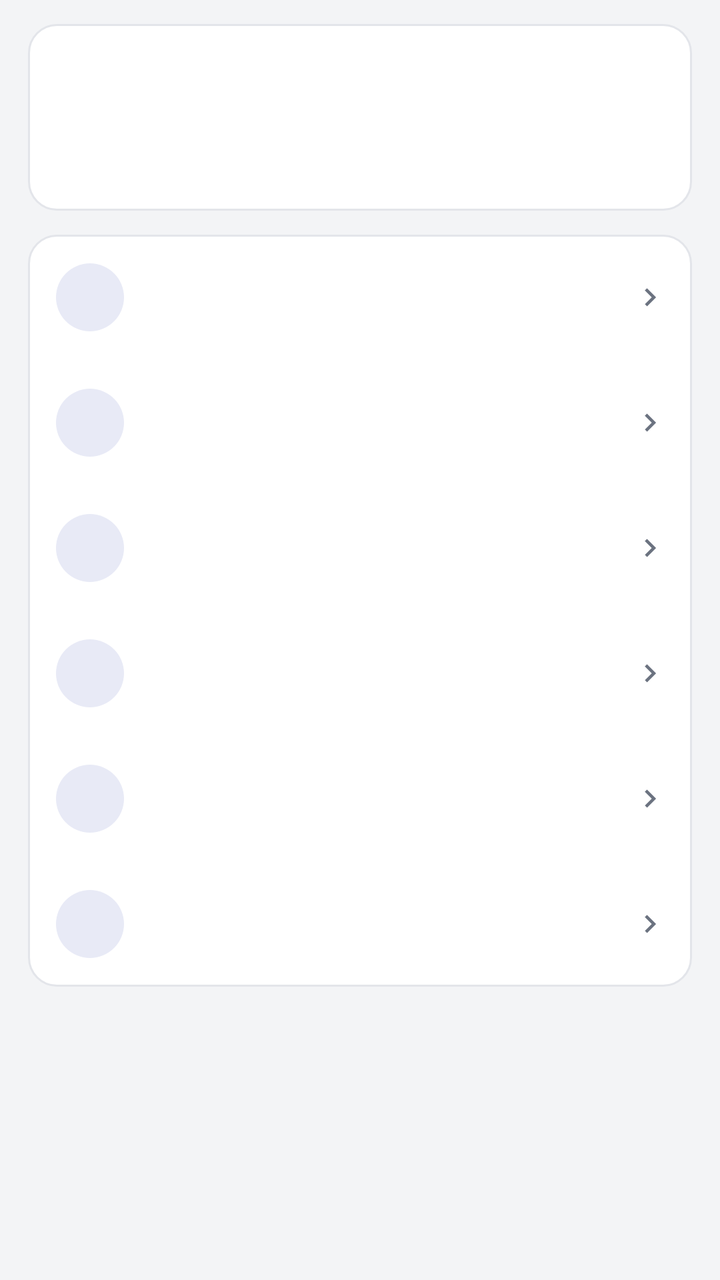
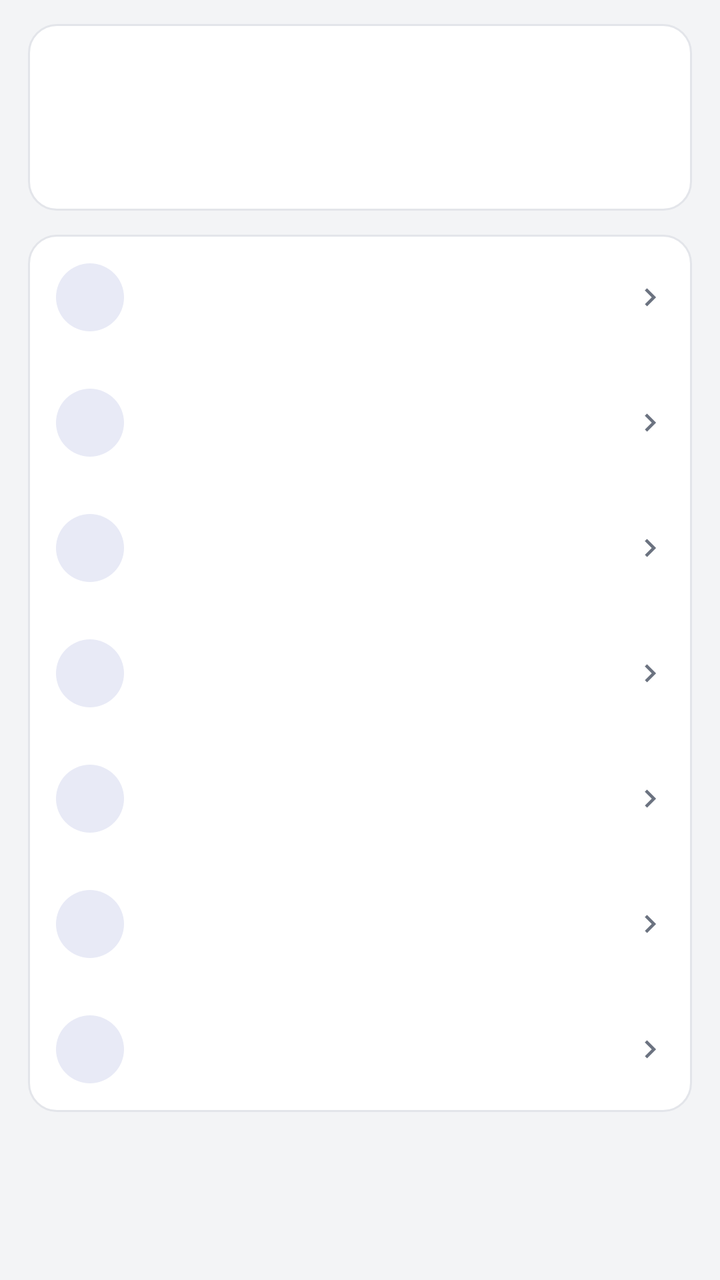

An Android layout rendered at two revisions. The XML below is the earlier revision; the diff shows what the commit changed to produce the second picture.
<!-- AndroidManifest.xml: activity theme AppTheme -->
<!-- res/layout/activity_version.xml -->
<?xml version="1.0" encoding="utf-8"?>
<LinearLayout xmlns:android="http://schemas.android.com/apk/res/android"
    android:id="@+id/root"
    android:layout_width="match_parent"
    android:layout_height="match_parent"
    android:orientation="vertical"
    android:background="@color/bg">

    <ScrollView
        android:layout_width="match_parent"
        android:layout_height="0dp"
        android:layout_weight="1">

        <LinearLayout
            android:layout_width="match_parent"
            android:layout_height="wrap_content"
            android:orientation="vertical"
            android:paddingTop="12dp"
            android:paddingBottom="16dp">

            
            <LinearLayout
                android:id="@+id/version_card"
                android:layout_width="match_parent"
                android:layout_height="wrap_content"
                android:layout_marginStart="14dp"
                android:layout_marginEnd="14dp"
                android:orientation="vertical"
                android:background="@drawable/card_bg"
                android:clickable="true"
                android:focusable="false"
                android:paddingStart="16dp"
                android:paddingEnd="16dp"
                android:paddingTop="14dp"
                android:paddingBottom="14dp">

                <TextView
                    android:id="@+id/version_title"
                    android:layout_width="match_parent"
                    android:layout_height="wrap_content"
                    android:ellipsize="end"
                    android:maxLines="2"
                    android:textColor="@color/fg"
                    android:textSize="17sp"
                    android:textStyle="bold" />

                <TextView
                    android:id="@+id/version_sub"
                    android:layout_width="match_parent"
                    android:layout_height="wrap_content"
                    android:layout_marginTop="4dp"
                    android:lineSpacingExtra="2dp"
                    android:textColor="@color/fg_muted"
                    android:textSize="12sp" />

                <TextView
                    android:id="@+id/version_slot"
                    android:layout_width="match_parent"
                    android:layout_height="wrap_content"
                    android:layout_marginTop="6dp"
                    android:textColor="@color/accent"
                    android:textSize="12sp" />
            </LinearLayout>

            
            <LinearLayout
                android:layout_width="match_parent"
                android:layout_height="wrap_content"
                android:layout_marginStart="14dp"
                android:layout_marginEnd="14dp"
                android:layout_marginTop="12dp"
                android:orientation="vertical"
                android:background="@drawable/card_bg">

                <include
                    android:id="@+id/row_ver_detail"
                    layout="@layout/row_action"
                    android:layout_width="match_parent"
                    android:layout_height="wrap_content" />

                <include
                    android:id="@+id/row_ver_slot"
                    layout="@layout/row_action"
                    android:layout_width="match_parent"
                    android:layout_height="wrap_content" />

                <include
                    android:id="@+id/row_ver_clone"
                    layout="@layout/row_action"
                    android:layout_width="match_parent"
                    android:layout_height="wrap_content" />

                <include
                    android:id="@+id/row_ver_rename"
                    layout="@layout/row_action"
                    android:layout_width="match_parent"
                    android:layout_height="wrap_content" />

                <include
                    android:id="@+id/row_ver_res"
                    layout="@layout/row_action"
                    android:layout_width="match_parent"
                    android:layout_height="wrap_content" />

                <include
                    android:id="@+id/row_ver_delete"
                    layout="@layout/row_action"
                    android:layout_width="match_parent"
                    android:layout_height="wrap_content" />
            </LinearLayout>
        </LinearLayout>
    </ScrollView>
</LinearLayout>
<!-- res/layout/row_action.xml (included above) -->
<?xml version="1.0" encoding="utf-8"?>
<LinearLayout xmlns:android="http://schemas.android.com/apk/res/android"
    android:layout_width="match_parent"
    android:layout_height="wrap_content"
    android:orientation="horizontal"
    android:gravity="center_vertical"
    android:background="?android:attr/selectableItemBackground"
    android:clickable="true"
    android:focusable="false"
    android:paddingStart="14dp"
    android:paddingEnd="12dp"
    android:paddingTop="12dp"
    android:paddingBottom="12dp">

    <FrameLayout
        android:layout_width="@dimen/row_icon_box"
        android:layout_height="@dimen/row_icon_box"
        android:background="@drawable/icon_circle">

        <ImageView
            android:id="@+id/act_icon"
            android:layout_width="@dimen/row_icon"
            android:layout_height="@dimen/row_icon"
            android:layout_gravity="center"
            android:tint="@color/accent" />
    </FrameLayout>

    <LinearLayout
        android:layout_width="0dp"
        android:layout_height="wrap_content"
        android:layout_weight="1"
        android:layout_marginStart="14dp"
        android:orientation="vertical">

        <TextView
            android:id="@+id/act_title"
            android:layout_width="match_parent"
            android:layout_height="wrap_content"
            android:singleLine="true"
            android:ellipsize="end"
            android:textSize="15sp"
            android:textColor="@color/fg" />

        <TextView
            android:id="@+id/act_sub"
            android:layout_width="match_parent"
            android:layout_height="wrap_content"
            android:paddingTop="2dp"
            android:textSize="12sp"
            android:textColor="@color/fg_muted" />
    </LinearLayout>

    <ImageView
        android:layout_width="@dimen/row_chevron"
        android:layout_height="@dimen/row_chevron"
        android:layout_marginStart="8dp"
        android:src="@drawable/ic_chevron"
        android:tint="@color/fg_muted" />
</LinearLayout>
<!-- resources referenced by this layout -->
<resources>
  <color name="accent">#FF3F51B5</color>
  <color name="bg">#FFF3F4F6</color>
  <color name="fg">#FF1A1C1E</color>
  <color name="fg_muted">#FF6B7280</color>
  <dimen name="row_chevron">18dp</dimen>
  <dimen name="row_icon">22dp</dimen>
  <dimen name="row_icon_box">34dp</dimen>
  <!-- drawable card_bg (drawable) -->
  <?xml version="1.0" encoding="utf-8"?>
  <shape xmlns:android="http://schemas.android.com/apk/res/android"
      android:shape="rectangle">
      <solid android:color="@color/card" />
      <corners android:radius="14dp" />
      <stroke android:width="1dp" android:color="@color/card_stroke" />
  </shape>
  <!-- drawable ic_chevron (drawable) -->
  <?xml version="1.0" encoding="utf-8"?>
  <vector xmlns:android="http://schemas.android.com/apk/res/android"
      android:width="24dp"
      android:height="24dp"
      android:viewportWidth="24"
      android:viewportHeight="24">
      <path
          android:fillColor="@color/icon_tint"
          android:pathData="M10,6L8.59,7.41 13.17,12l-4.58,4.59L10,18l6,-6z" />
  </vector>
  <!-- drawable icon_circle (drawable) -->
  <?xml version="1.0" encoding="utf-8"?>
  <shape xmlns:android="http://schemas.android.com/apk/res/android"
      android:shape="oval">
      <solid android:color="@color/accent_soft" />
  </shape>
  <color name="card">#FFFFFFFF</color>
  <color name="card_stroke">#FFE3E5EA</color>
  <color name="icon_tint">#FF5F6368</color>
  <color name="accent_soft">#FFE8EAF6</color>
  <color name="appbar">#FF3F51B5</color>
  <color name="statusbar">#FF303F9F</color>
  <style name="AppBarStyle" parent="android:Widget.Material.ActionBar.Solid">
          <item name="android:background">@color/appbar</item>
          
          <item name="android:elevation">0dp</item>
          
          <item name="android:contentInsetStart">16dp</item>
          <item name="android:titleTextStyle">@style/AppBarTitle</item>
      </style>
  <style name="AppOverflowMenu" parent="@android:style/Widget.Material.PopupMenu.Overflow">
          <item name="android:popupBackground">@drawable/popup_bg</item>
          
          <item name="android:overlapAnchor">false</item>
          <item name="android:dropDownVerticalOffset">4dp</item>
          
          <item name="android:popupElevation">8dp</item>
      </style>
  <style name="AppBarTitle" parent="android:TextAppearance.Material.Widget.ActionBar.Title">
          <item name="android:textColor">@color/on_appbar</item>
          <item name="android:textSize">20sp</item>
          <item name="android:fontFamily">sans-serif-medium</item>
      </style>
  <!-- drawable dlg_bg (drawable) -->
  <?xml version="1.0" encoding="utf-8"?>
  <inset xmlns:android="http://schemas.android.com/apk/res/android"
      android:inset="16dp">
      <shape android:shape="rectangle">
          <solid android:color="@color/card" />
          <corners android:radius="14dp" />
          <stroke android:width="1dp" android:color="@color/card_stroke" />
      </shape>
  </inset>
  <style name="AppDialogAnim">
          <item name="android:windowEnterAnimation">@anim/dialog_instant</item>
      </style>
  <!-- drawable popup_bg (drawable) -->
  <?xml version="1.0" encoding="utf-8"?>
  <shape xmlns:android="http://schemas.android.com/apk/res/android"
      android:shape="rectangle">
      <solid android:color="@color/popup" />
      <corners android:radius="14dp" />
      <stroke android:width="1dp" android:color="@color/popup_stroke" />
  </shape>
  <color name="on_appbar">#FFFFFFFF</color>
  <color name="popup">#FFFFFFFF</color>
  <color name="popup_stroke">#FFD8DCE4</color>
  <!-- unchanged entries left out for length: 2 -->
</resources>

<!-- the commit's change to res/layout/activity_version.xml (unified diff, before → after) -->
@@ -80,6 +80,13 @@
 
                 <include
                     android:id="@+id/row_ver_slot"
+                    layout="@layout/row_action"
+                    android:layout_width="match_parent"
+                    android:layout_height="wrap_content" />
+
+                
+                <include
+                    android:id="@+id/row_ver_manslot"
                     layout="@layout/row_action"
                     android:layout_width="match_parent"
                     android:layout_height="wrap_content" />
